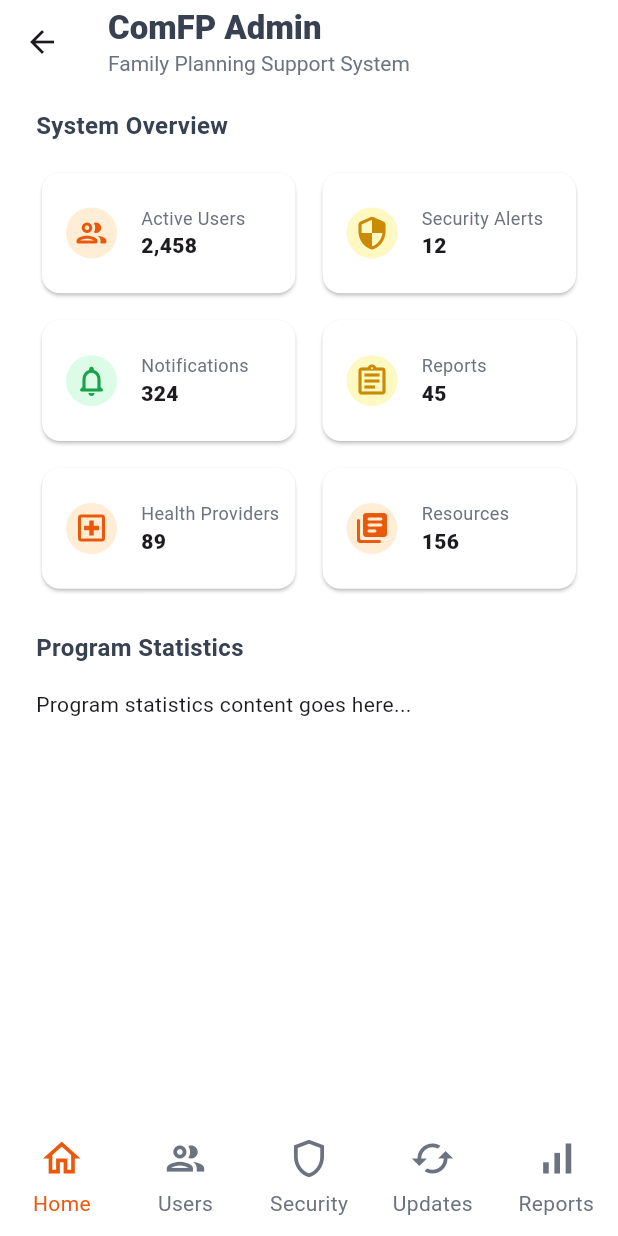
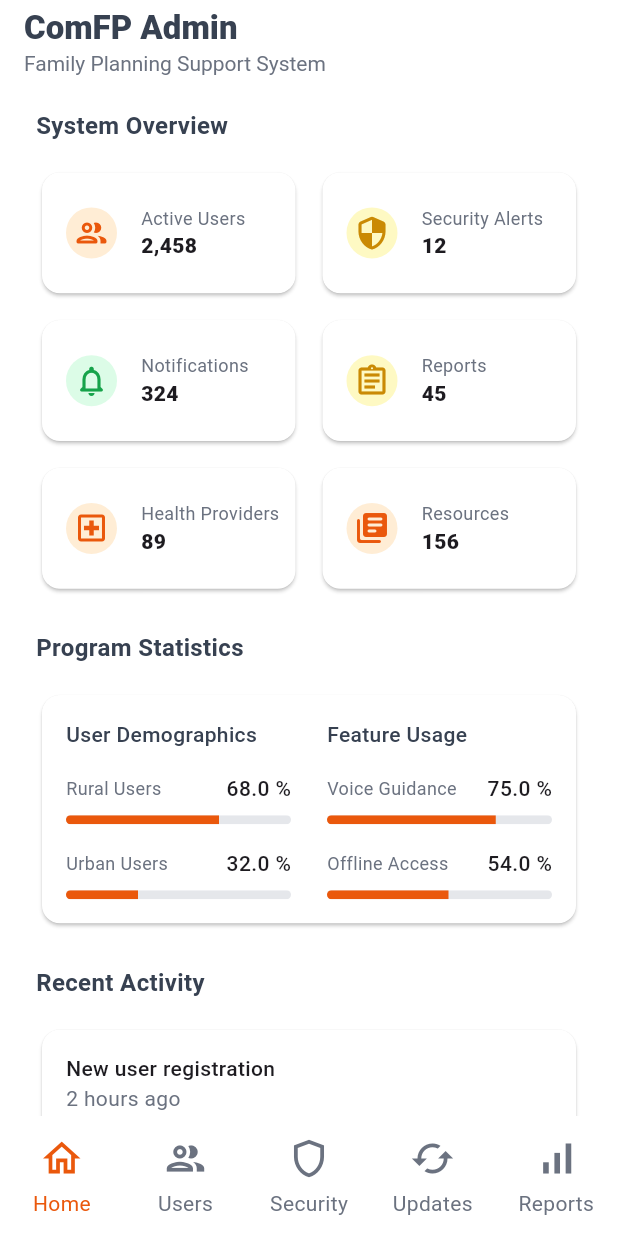
Before and after one commit to nrprosper/flutter_famarar, a Flutter app: the screen it shows after launch, after a tap on "Sign In", on a phone screen of 412 x 824 dp. Run offline on Flutter 3.47's test engine with Material 3 defaults, Android fonts, the phone set to English and light mode, and no system bars; our stand-ins replace intl_phone_field.

Commit message:
ft: replace pub with pushreplacement in signin and add more sections in dashboard

```diff
--- a/lib/screens/auth/signin.dart
+++ b/lib/screens/auth/signin.dart
@@ -76,7 +76,7 @@ class _SigninState extends State<Signin> {
                               width: double.infinity,
                               child: ElevatedButton(
                                   onPressed: () {
-                                    Navigator.push(context, MaterialPageRoute(builder: (context) => Layout()));
+                                    Navigator.pushReplacement(context, MaterialPageRoute(builder: (context) => Layout()));
                                   },
                                   child: Text(DTexts.signIn)
                               ),
--- a/lib/screens/panels/admin/dashboard.dart
+++ b/lib/screens/panels/admin/dashboard.dart
@@ -1,9 +1,13 @@
+import 'package:famarar/components/activity_tile.dart';
 import 'package:famarar/components/section.dart';
 import 'package:famarar/components/system_card.dart';
+import 'package:famarar/data/activity_data.dart';
 import 'package:famarar/data/system_card_data.dart';
+import 'package:famarar/screens/panels/admin/features/statistics.dart';
 import 'package:famarar/utils/colors.dart';
 import 'package:famarar/utils/constants/app_sizes.dart';
 import 'package:famarar/utils/constants/texts.dart';
+import 'package:famarar/utils/theme.dart';
 import 'package:flutter/material.dart';
 
 class Dashboard extends StatelessWidget {
@@ -36,7 +40,7 @@ class Dashboard extends StatelessWidget {
       ),
       body: SingleChildScrollView(
         child: Padding(
-          padding: EdgeInsets.symmetric(horizontal: DAppSizes.spacingLarge, vertical: DAppSizes.spacingMedium),
+          padding: const EdgeInsets.symmetric(horizontal: DAppSizes.spacingLarge, vertical: DAppSizes.spacingMedium),
           child: Column(
             spacing: DAppSizes.spacingLarge,
             crossAxisAlignment: CrossAxisAlignment.start,
@@ -66,7 +70,71 @@ class Dashboard extends StatelessWidget {
               ),
               Section(
                   title: DTexts.programStatistics,
-                  body: Text("Program statistics content goes here...")
+                  body: SizedBox(
+                    width: double.infinity,
+                    child: Card(
+                      child: Padding(
+                        padding: DAppSizes.paddingMedium,
+                        child: const Statistics(),
+                      ),
+                    ),
+                  )
+              ),
+              Section(
+                  title: "Recent Activity",
+                  body: SizedBox(
+                    width: double.infinity,
+                    child: Card(
+                      child: Padding(
+                        padding: DAppSizes.paddingMedium,
+                        child: ListView.separated(
+                          shrinkWrap: true,
+                          physics: const NeverScrollableScrollPhysics(),
+                          separatorBuilder: (context, index) => const Divider(color: Color(0xFFE5E7EB), height: 24),
+                          itemCount: activities.length,
+                          itemBuilder: (context, index) {
+                            final activity = activities[index];
+                            return ActivityTile(
+                              title: activity.title,
+                              description: activity.description,
+                              time: activity.time,
+                            );
+                          },
+                        ),
+                      ),
+                    ),
+                  )
+              ),
+              Section(
+                  title: "Quick Actions",
+                  body: Row(
+                    spacing: 24.0,
+                    children: [
+                      Expanded(
+                          child: SizedBox(
+                            height: DAppSizes.buttonHeight,
+                            child: ElevatedButton(
+                                onPressed: () => {},
+                                child: Text("Add New User")
+                            ),
+                          )
+                      ),
+                      Expanded(
+                        child: Theme(
+                          data: Theme.of(context).copyWith(
+                            elevatedButtonTheme: DThemes.greyElevatedButtonThemeData,
+                          ),
+                          child: SizedBox(
+                            height: DAppSizes.buttonHeight,
+                            child: ElevatedButton(
+                              onPressed: () => {},
+                              child: Text("Generate Report"),
+                            ),
+                          ),
+                        ),
+                      )
+                    ],
+                  )
               )
             ],
           ),
```
